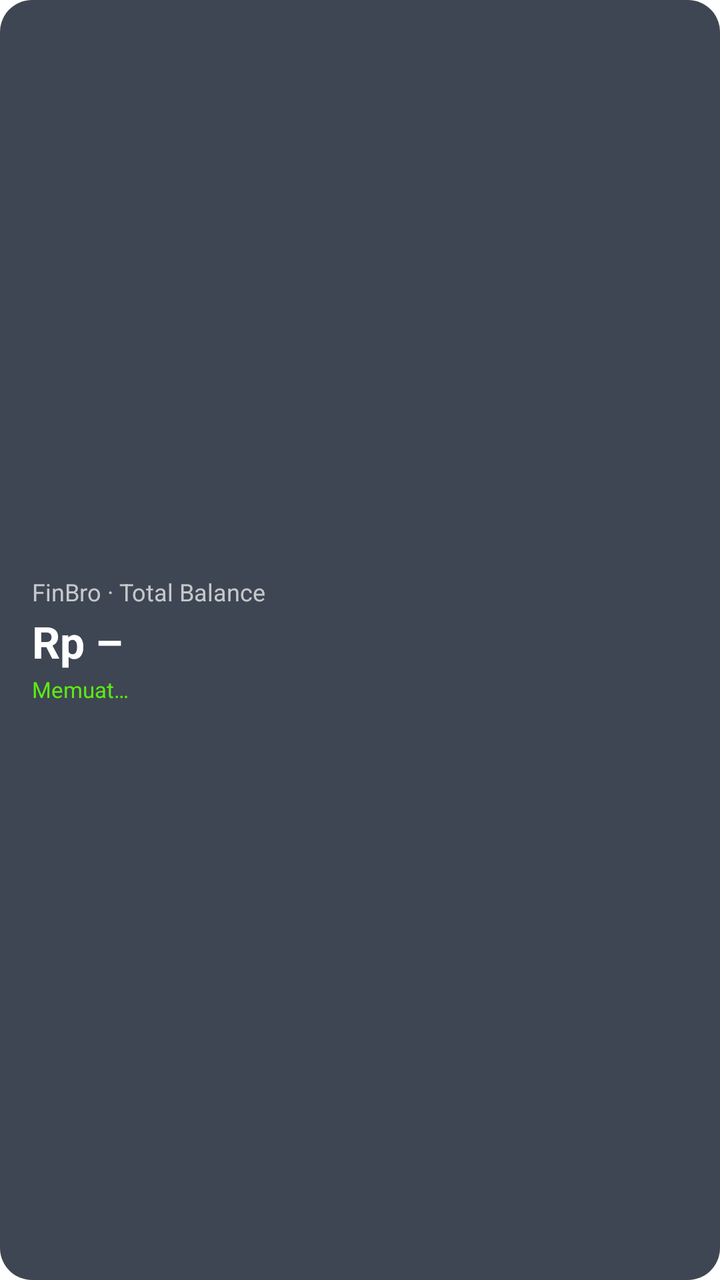
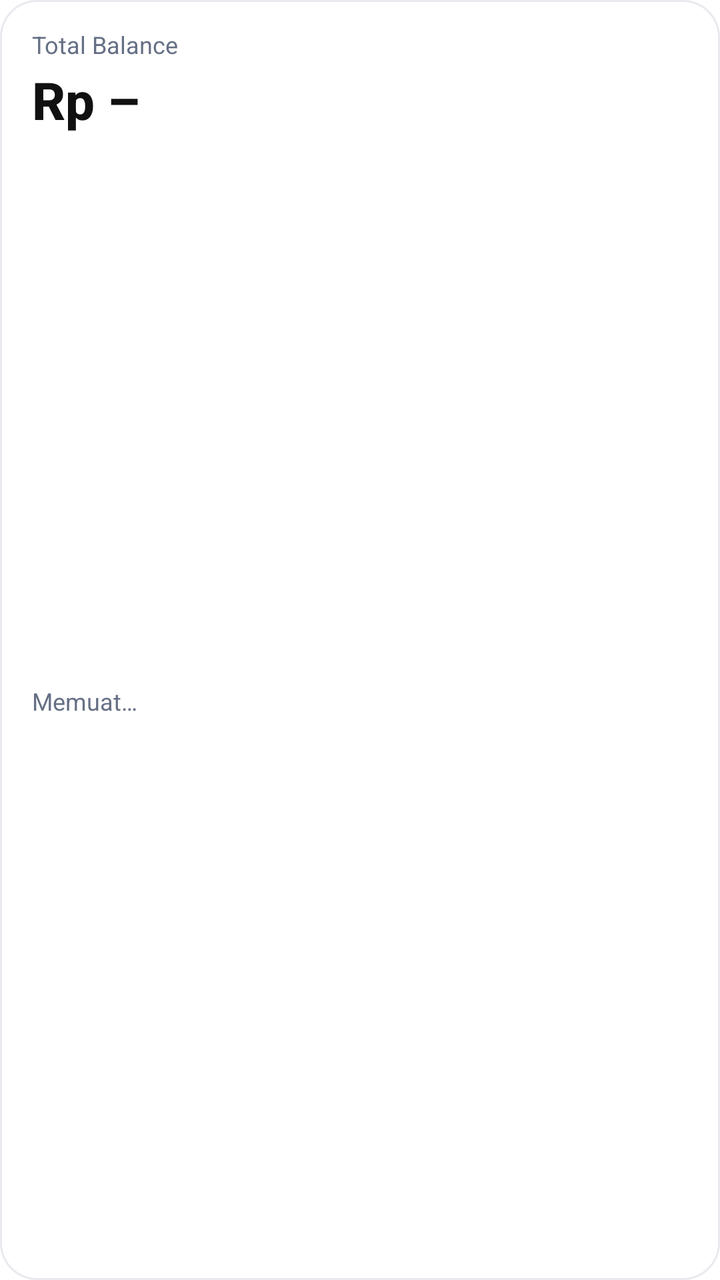

Compare the two renders of this Android layout. The source of the first and the diff that turns it into the second are given below.
<!-- AndroidManifest.xml: fallback theme Theme.MaterialComponents.DayNight.NoActionBar -->
<!-- res/layout/finbro_widget.xml -->
<?xml version="1.0" encoding="utf-8"?>
<LinearLayout xmlns:android="http://schemas.android.com/apk/res/android"
    android:id="@+id/finbro_root"
    android:layout_width="match_parent"
    android:layout_height="match_parent"
    android:background="@drawable/finbro_widget_bg"
    android:gravity="center_vertical"
    android:orientation="vertical"
    android:paddingStart="16dp"
    android:paddingTop="10dp"
    android:paddingEnd="16dp"
    android:paddingBottom="10dp">

    <TextView
        android:id="@+id/finbro_title"
        android:layout_width="wrap_content"
        android:layout_height="wrap_content"
        android:text="@string/finbro_widget_title"
        android:textColor="#B3FFFFFF"
        android:textSize="12sp" />

    <TextView
        android:id="@+id/finbro_balance"
        android:layout_width="match_parent"
        android:layout_height="wrap_content"
        android:layout_marginTop="2dp"
        android:ellipsize="end"
        android:maxLines="1"
        android:text="@string/finbro_widget_balance_placeholder"
        android:textColor="#FFFFFF"
        android:textSize="22sp"
        android:textStyle="bold" />

    <TextView
        android:id="@+id/finbro_updated"
        android:layout_width="match_parent"
        android:layout_height="wrap_content"
        android:layout_marginTop="2dp"
        android:ellipsize="end"
        android:maxLines="1"
        android:text="@string/finbro_widget_loading"
        android:textColor="#5BEB12"
        android:textSize="11sp" />
</LinearLayout>
<!-- resources referenced by this layout -->
<resources>
  <!-- drawable finbro_widget_bg (drawable) -->
  <?xml version="1.0" encoding="utf-8"?>
  <shape xmlns:android="http://schemas.android.com/apk/res/android" android:shape="rectangle">
      <corners android:radius="16dp" />
      <solid android:color="#CC101828" />
  </shape>
  <string name="finbro_widget_balance_placeholder">Rp –</string>
  <string name="finbro_widget_loading">Memuat…</string>
  <string name="finbro_widget_title">FinBro · Total Balance</string>
</resources>

<!-- the commit's change to res/layout/finbro_widget.xml (unified diff, before → after) -->
@@ -4,41 +4,199 @@
     android:layout_width="match_parent"
     android:layout_height="match_parent"
     android:background="@drawable/finbro_widget_bg"
-    android:gravity="center_vertical"
     android:orientation="vertical"
     android:paddingStart="16dp"
-    android:paddingTop="10dp"
+    android:paddingTop="14dp"
     android:paddingEnd="16dp"
-    android:paddingBottom="10dp">
-
-    <TextView
-        android:id="@+id/finbro_title"
-        android:layout_width="wrap_content"
-        android:layout_height="wrap_content"
-        android:text="@string/finbro_widget_title"
-        android:textColor="#B3FFFFFF"
-        android:textSize="12sp" />
+    android:paddingBottom="12dp">
+
+    <LinearLayout
+        android:layout_width="match_parent"
+        android:layout_height="wrap_content"
+        android:gravity="center_vertical"
+        android:orientation="horizontal">
+
+        <TextView
+            android:id="@+id/finbro_title"
+            android:layout_width="0dp"
+            android:layout_height="wrap_content"
+            android:layout_weight="1"
+            android:maxLines="1"
+            android:text="@string/finbro_widget_title"
+            android:textColor="@color/finbro_widget_muted"
+            android:textSize="12sp" />
+
+        <TextView
+            android:id="@+id/finbro_updated"
+            android:layout_width="wrap_content"
+            android:layout_height="wrap_content"
+            android:layout_marginStart="8dp"
+            android:ellipsize="end"
+            android:maxLines="1"
+            android:textColor="@color/finbro_widget_muted"
+            android:textSize="10sp" />
+    </LinearLayout>
 
     <TextView
         android:id="@+id/finbro_balance"
+        android:layout_width="match_parent"
+        android:layout_height="wrap_content"
+        android:layout_marginTop="2dp"
+        android:ellipsize="end"
+        android:fontFamily="sans-serif-medium"
+        android:maxLines="1"
+        android:text="@string/finbro_widget_balance_placeholder"
+        android:textColor="@color/finbro_widget_text"
+        android:textSize="26sp"
+        android:textStyle="bold" />
+
+    <TextView
+        android:id="@+id/finbro_change"
         android:layout_width="match_parent"
         android:layout_height="wrap_content"
         android:layout_marginTop="2dp"
         android:ellipsize="end"
         android:maxLines="1"
-        android:text="@string/finbro_widget_balance_placeholder"
-        android:textColor="#FFFFFF"
-        android:textSize="22sp"
-        android:textStyle="bold" />
-
-    <TextView
-        android:id="@+id/finbro_updated"
-        android:layout_width="match_parent"
-        android:layout_height="wrap_content"
-        android:layout_marginTop="2dp"
-        android:ellipsize="end"
-        android:maxLines="1"
-        android:text="@string/finbro_widget_loading"
-        android:textColor="#5BEB12"
-        android:textSize="11sp" />
+        android:textColor="@color/finbro_widget_muted"
+        android:textSize="12sp"
+        android:visibility="gone" />
+
+    <FrameLayout
+        android:layout_width="match_parent"
+        android:layout_height="0dp"
+        android:layout_marginTop="6dp"
+        android:layout_weight="1">
+
+        <ImageView
+            android:id="@+id/finbro_chart"
+            android:layout_width="match_parent"
+            android:layout_height="match_parent"
+            android:importantForAccessibility="no"
+            android:scaleType="fitXY"
+            android:visibility="gone" />
+
+        <TextView
+            android:id="@+id/finbro_status"
+            android:layout_width="match_parent"
+            android:layout_height="match_parent"
+            android:gravity="center_vertical"
+            android:maxLines="2"
+            android:text="@string/finbro_widget_loading"
+            android:textColor="@color/finbro_widget_muted"
+            android:textSize="12sp" />
+    </FrameLayout>
+
+    
+    <LinearLayout
+        android:id="@+id/finbro_stats"
+        android:layout_width="match_parent"
+        android:layout_height="wrap_content"
+        android:layout_marginTop="8dp"
+        android:orientation="horizontal"
+        android:visibility="gone">
+
+        <LinearLayout
+            android:layout_width="0dp"
+            android:layout_height="wrap_content"
+            android:layout_weight="1"
+            android:orientation="vertical">
+
+            <TextView
+                android:layout_width="wrap_content"
+                android:layout_height="wrap_content"
+                android:text="@string/finbro_widget_income"
+                android:textColor="@color/finbro_widget_muted"
+                android:textSize="11sp" />
+
+            <TextView
+                android:id="@+id/finbro_income"
+                android:layout_width="match_parent"
+                android:layout_height="wrap_content"
+                android:ellipsize="end"
+                android:fontFamily="sans-serif-medium"
+                android:maxLines="1"
+                android:textColor="@color/finbro_widget_text"
+                android:textSize="14sp" />
+        </LinearLayout>
+
+        <LinearLayout
+            android:layout_width="0dp"
+            android:layout_height="wrap_content"
+            android:layout_marginStart="12dp"
+            android:layout_weight="1"
+            android:orientation="vertical">
+
+            <TextView
+                android:layout_width="wrap_content"
+                android:layout_height="wrap_content"
+                android:text="@string/finbro_widget_expense"
+                android:textColor="@color/finbro_widget_muted"
+                android:textSize="11sp" />
+
+            <TextView
+                android:id="@+id/finbro_expense"
+                android:layout_width="match_parent"
+                android:layout_height="wrap_content"
+                android:ellipsize="end"
+                android:fontFamily="sans-serif-medium"
+                android:maxLines="1"
+                android:textColor="@color/finbro_widget_text"
+                android:textSize="14sp" />
+        </LinearLayout>
+    </LinearLayout>
+
+    
+    <LinearLayout
+        android:id="@+id/finbro_extra"
+        android:layout_width="match_parent"
+        android:layout_height="wrap_content"
+        android:layout_marginTop="8dp"
+        android:orientation="vertical"
+        android:visibility="gone">
+
+        
+        <FrameLayout
+            android:layout_width="match_parent"
+            android:layout_height="1dp"
+            android:background="@color/finbro_widget_border" />
+
+        <LinearLayout
+            android:id="@+id/finbro_ats_row"
+            style="@style/FinBroWidgetRow">
+
+            <TextView
+                style="@style/FinBroWidgetRowLabel"
+                android:text="@string/finbro_widget_available" />
+
+            <TextView
+                android:id="@+id/finbro_ats"
+                style="@style/FinBroWidgetRowValue" />
+        </LinearLayout>
+
+        <LinearLayout
+            android:id="@+id/finbro_budget_row"
+            style="@style/FinBroWidgetRow">
+
+            <TextView
+                style="@style/FinBroWidgetRowLabel"
+                android:text="@string/finbro_widget_budget" />
+
+            <TextView
+                android:id="@+id/finbro_budget"
+                style="@style/FinBroWidgetRowValue" />
+        </LinearLayout>
+
+        <LinearLayout
+            android:id="@+id/finbro_upcoming_row"
+            style="@style/FinBroWidgetRow">
+
+            <TextView
+                style="@style/FinBroWidgetRowLabel"
+                android:text="@string/finbro_widget_upcoming" />
+
+            <TextView
+                android:id="@+id/finbro_upcoming"
+                style="@style/FinBroWidgetRowValue" />
+        </LinearLayout>
+    </LinearLayout>
 </LinearLayout>
<!-- resource entries referenced after the edit -->
@@ -1,13 +1,51 @@
 <!-- resources referenced by this layout -->
 <resources>
+  <color name="finbro_widget_border">#FFE8EAEE</color>
+  <color name="finbro_widget_muted">#FF667085</color>
+  <color name="finbro_widget_text">#FF111111</color>
   <!-- drawable finbro_widget_bg (drawable) -->
   <?xml version="1.0" encoding="utf-8"?>
   <shape xmlns:android="http://schemas.android.com/apk/res/android" android:shape="rectangle">
-      <corners android:radius="16dp" />
-      <solid android:color="#CC101828" />
+      <corners android:radius="18dp" />
+      <solid android:color="@color/finbro_widget_surface" />
+      <stroke
+          android:width="1dp"
+          android:color="@color/finbro_widget_border" />
   </shape>
+  <string name="finbro_widget_available">Available to Spend</string>
   <string name="finbro_widget_balance_placeholder">Rp –</string>
+  <string name="finbro_widget_budget">Budget</string>
+  <string name="finbro_widget_expense">Expense</string>
+  <string name="finbro_widget_income">Income</string>
   <string name="finbro_widget_loading">Memuat…</string>
-  <string name="finbro_widget_title">FinBro · Total Balance</string>
+  <string name="finbro_widget_title">Total Balance</string>
+  <string name="finbro_widget_upcoming">Jadwal</string>
+  <style name="FinBroWidgetRow">
+          <item name="android:layout_width">match_parent</item>
+          <item name="android:layout_height">wrap_content</item>
+          <item name="android:gravity">center_vertical</item>
+          <item name="android:orientation">horizontal</item>
+          <item name="android:paddingTop">8dp</item>
+      </style>
+  <style name="FinBroWidgetRowLabel">
+          <item name="android:layout_width">wrap_content</item>
+          <item name="android:layout_height">wrap_content</item>
+          <item name="android:maxLines">1</item>
+          <item name="android:textColor">@color/finbro_widget_muted</item>
+          <item name="android:textSize">11sp</item>
+      </style>
+  <style name="FinBroWidgetRowValue">
+          <item name="android:layout_width">0dp</item>
+          <item name="android:layout_height">wrap_content</item>
+          <item name="android:layout_weight">1</item>
+          <item name="android:layout_marginStart">12dp</item>
+          <item name="android:ellipsize">end</item>
+          <item name="android:fontFamily">sans-serif-medium</item>
+          <item name="android:gravity">end</item>
+          <item name="android:maxLines">1</item>
+          <item name="android:textColor">@color/finbro_widget_text</item>
+          <item name="android:textSize">13sp</item>
+      </style>
+  <color name="finbro_widget_surface">#FFFFFFFF</color>
 </resources>
 
